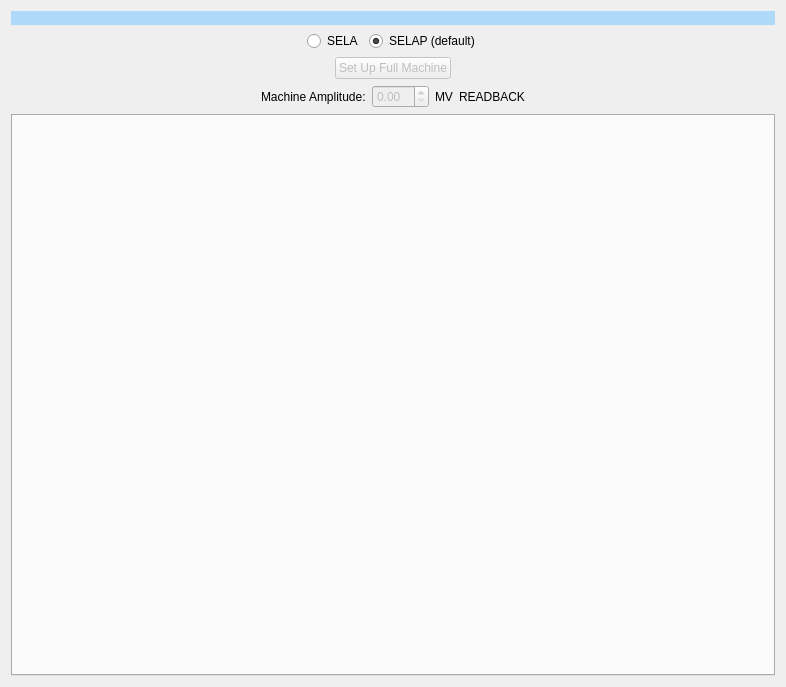
Qt form setup.ui (slaclab/srf_auto_setup) before a commit.
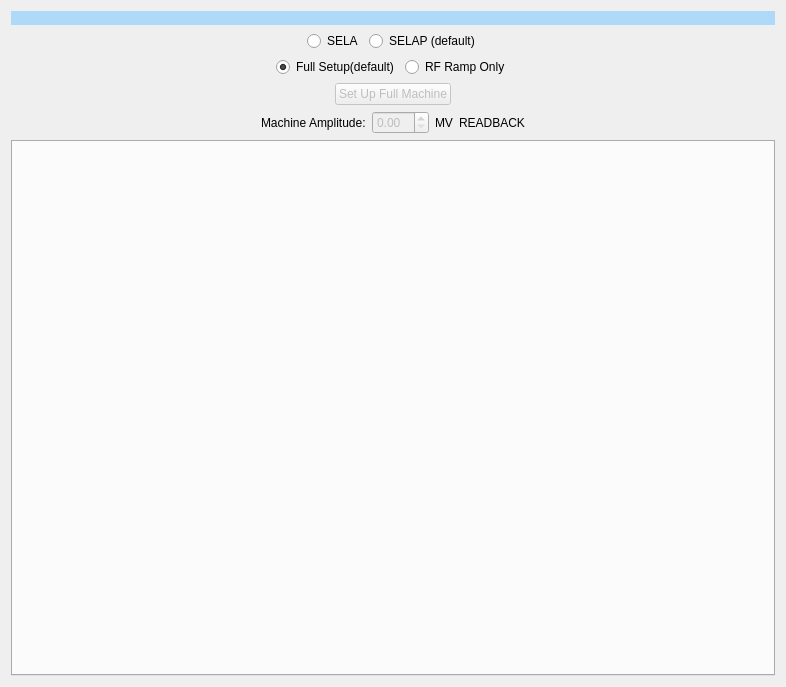
The same form after that commit.

Commit message: adding RF ramp button, color coding, and abort buttons

```diff
--- a/setup.ui
+++ b/setup.ui
@@ -71,6 +71,56 @@
      </item>
     </layout>
    </item>
+   <item>
+    <layout class="QHBoxLayout" name="horizontalLayout_5">
+     <item>
+      <spacer name="horizontalSpacer_7">
+       <property name="orientation">
+        <enum>Qt::Horizontal</enum>
+       </property>
+       <property name="sizeHint" stdset="0">
+        <size>
+         <width>40</width>
+         <height>20</height>
+        </size>
+       </property>
+      </spacer>
+     </item>
+     <item>
+      <widget class="QRadioButton" name="full_setup_button">
+       <property name="text">
+        <string>Full Setup(default)</string>
+       </property>
+       <property name="checked">
+        <bool>true</bool>
+       </property>
+      </widget>
+     </item>
+     <item>
+      <widget class="QRadioButton" name="rf_ramp_button">
+       <property name="text">
+        <string>RF Ramp Only</string>
+       </property>
+       <property name="checked">
+        <bool>false</bool>
+       </property>
+      </widget>
+     </item>
+     <item>
+      <spacer name="horizontalSpacer_8">
+       <property name="orientation">
+        <enum>Qt::Horizontal</enum>
+       </property>
+       <property name="sizeHint" stdset="0">
+        <size>
+         <width>40</width>
+         <height>20</height>
+        </size>
+       </property>
+      </spacer>
+     </item>
+    </layout>
+   </item>
    <item>
     <layout class="QHBoxLayout" name="horizontalLayout_2">
      <item>
```
The commit also changes 1 other file.
